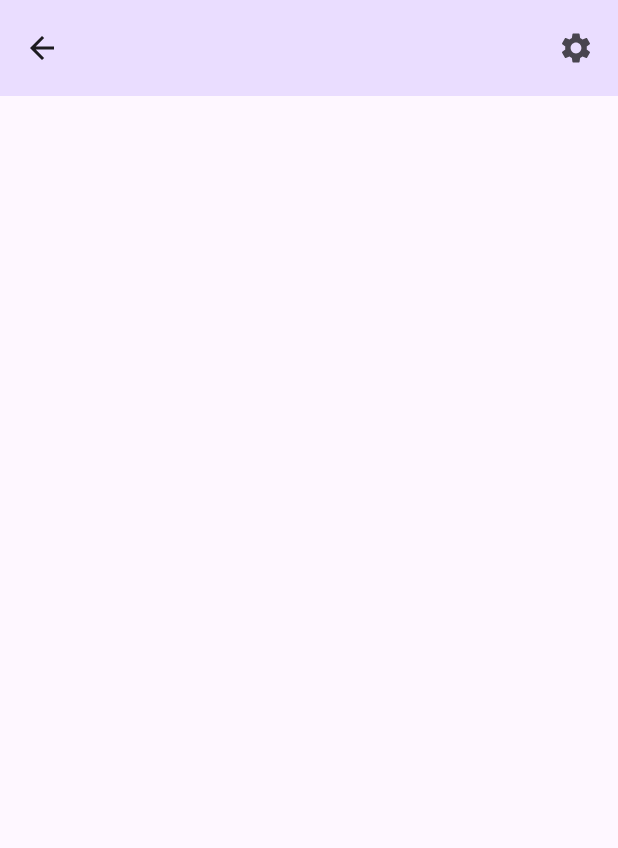
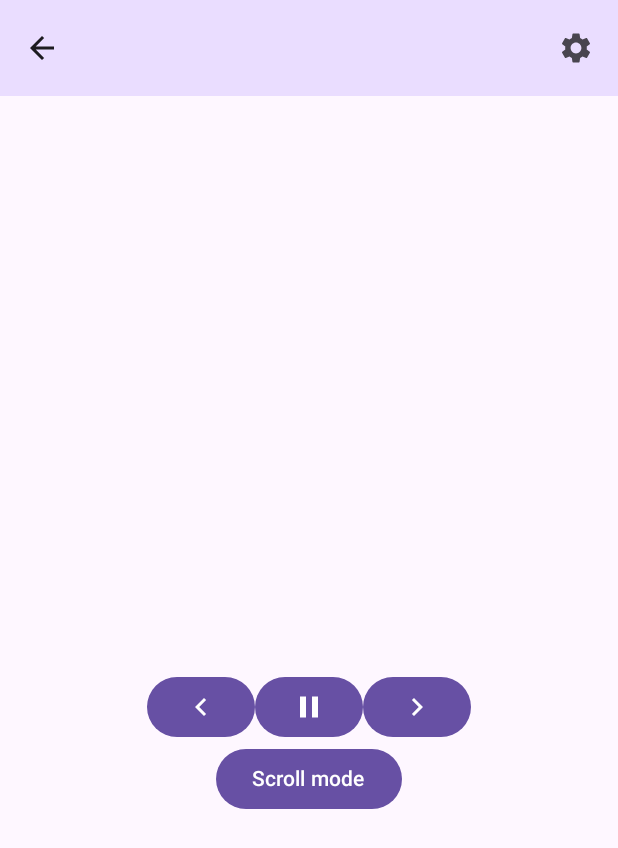
Before and after one commit to alex391/QuickRead, an Android app built with Jetpack Compose: the Read screen opened through its navigation route, on a phone screen of 412 x 824 dp. Shown: the top 848 px of the screen. Run offline under Robolectric (Android 15) with nearby library versions, the phone set to English and light mode, and no system bars.

Commit message:
Allow for scrolling through the text horizontally

```diff
--- a/app/build.gradle.kts
+++ b/app/build.gradle.kts
@@ -43,6 +43,7 @@ android {
 
 dependencies {
     implementation(libs.kotlinx.serialization.json)
+    implementation(libs.androidx.material.icons.extended)
 
     implementation(libs.androidx.core.ktx)
     implementation(libs.androidx.lifecycle.runtime.ktx)
--- a/app/src/main/java/com/alexleute/quickread/MainActivity.kt
+++ b/app/src/main/java/com/alexleute/quickread/MainActivity.kt
@@ -43,6 +43,7 @@ class MainActivity : ComponentActivity() {
             val navController = rememberNavController()
             var optionsStorage: OptionsStorage by remember { mutableStateOf(OptionsStorage()) } // TODO: persistent storage
             var readText by remember { mutableStateOf("") }
+            // TODO: keep track of text position if you're going to the settings and back to the reading (so you don't loose your place)
             NavHost(
                 navController = navController,
                 startDestination = ImportText,
--- a/app/src/main/java/com/alexleute/quickread/ui/ImportText.kt
+++ b/app/src/main/java/com/alexleute/quickread/ui/ImportText.kt
@@ -57,19 +57,10 @@ fun ImportText(
                 text,
                 modifier = Modifier
                     .fillMaxHeight(0.5f)
-                    .fillMaxWidth(1f), // TODO: actually center
+                    .fillMaxWidth(1f),
                 onValueChange = updateText,
                 label = {
                     Text("Paste your text here")
-                }
-            )
-            TextField(
-                "",
-                modifier = Modifier
-                    .fillMaxWidth(1f), // TODO: actually center
-                onValueChange = {/* TODO: Store state for later */ },
-                label = {
-                    Text("Or paste a URL here")
                 }
             )
             Button(
--- a/app/src/main/java/com/alexleute/quickread/ui/Read.kt
+++ b/app/src/main/java/com/alexleute/quickread/ui/Read.kt
@@ -2,13 +2,21 @@ package com.alexleute.quickread.ui
 
 import androidx.compose.foundation.layout.Arrangement
 import androidx.compose.foundation.layout.Column
+import androidx.compose.foundation.layout.Row
 import androidx.compose.foundation.layout.fillMaxHeight
 import androidx.compose.foundation.layout.fillMaxSize
 import androidx.compose.foundation.layout.fillMaxWidth
 import androidx.compose.foundation.layout.padding
+import androidx.compose.foundation.lazy.LazyListState
+import androidx.compose.foundation.lazy.LazyRow
 import androidx.compose.material.icons.Icons
 import androidx.compose.material.icons.automirrored.filled.ArrowBack
+import androidx.compose.material.icons.filled.ChevronLeft
+import androidx.compose.material.icons.filled.ChevronRight
+import androidx.compose.material.icons.filled.Pause
+import androidx.compose.material.icons.filled.PlayArrow
 import androidx.compose.material.icons.filled.Settings
+import androidx.compose.material3.Button
 import androidx.compose.material3.CenterAlignedTopAppBar
 import androidx.compose.material3.ExperimentalMaterial3Api
 import androidx.compose.material3.Icon
@@ -21,13 +29,18 @@ import androidx.compose.runtime.Composable
 import androidx.compose.runtime.LaunchedEffect
 import androidx.compose.runtime.getValue
 import androidx.compose.runtime.mutableIntStateOf
+import androidx.compose.runtime.mutableStateOf
 import androidx.compose.runtime.remember
+import androidx.compose.runtime.rememberCoroutineScope
 import androidx.compose.runtime.setValue
 import androidx.compose.ui.Alignment
 import androidx.compose.ui.Modifier
 import androidx.compose.ui.unit.dp
 import com.alexleute.quickread.OptionsStorage
+import kotlinx.coroutines.launch
 import kotlinx.coroutines.time.delay
+import kotlin.math.max
+import kotlin.math.min
 import kotlin.time.Duration
 import kotlin.time.toJavaDuration
 
@@ -82,11 +95,17 @@ fun Read(text: String, back: () -> Unit, options: () -> Unit, optionsStorage: Op
                     "1"
                 ) // TODO this could be inserted also on resume (or done some other way, this is a bit temporary)
             split.addAll(filteredText.split(" "))
-            // TODO: what to split on could come from settings
 
             var index: Int by remember { mutableIntStateOf(0) }
-            LaunchedEffect(index) {
+            var pause: Boolean by remember { mutableStateOf(false) }
+            var scroll: Boolean by remember { mutableStateOf(false) }
+            val scrollPosition: LazyListState by remember { mutableStateOf(LazyListState(0)) }
+            val coroutineScope = rememberCoroutineScope()
+            LaunchedEffect(index, pause) {
                 if (index >= split.size - 1) {
+                    return@LaunchedEffect
+                }
+                if (pause) {
                     return@LaunchedEffect
                 }
                 if (optionsStorage.longerWordsMoreTime) {
@@ -99,11 +118,83 @@ fun Read(text: String, back: () -> Unit, options: () -> Unit, optionsStorage: Op
                 }
                 index++
             }
-            Text(
-                split[index],
-                Modifier.padding(16.dp),
-                fontSize = optionsStorage.fontSize
-            ) // TODO: Font size could be from settings
+            if (scroll) {
+                LazyRow(state = scrollPosition) {
+                    items(split.size) { i ->
+                        Text(
+                            split[i],
+                            Modifier.padding(16.dp),
+                            fontSize = optionsStorage.fontSize
+                        ) // TODO: Font size could be from settings
+                    }
+                }
+            } else {
+                Text(
+                    split[index],
+                    Modifier.padding(16.dp),
+                    fontSize = optionsStorage.fontSize
+                ) // TODO: Font size could be from settings
+            }
+            Row(Modifier.fillMaxWidth(), horizontalArrangement = Arrangement.Center) {
+                Button(
+                    onClick = {
+                        index = max(0, index - 1)
+                    },
+                ) {
+                    Icon(
+                        imageVector = Icons.Filled.ChevronLeft,
+                        contentDescription = "Pause",
+                    )
+                }
+                Button(
+                    onClick = {
+                        if (!scroll) {
+                            pause = !pause
+                        }
+                    },
+                ) {
+                    if (pause) {
+                        Icon(
+                            imageVector = Icons.Filled.PlayArrow,
+                            contentDescription = "Play",
+                        )
+                    } else {
+                        Icon(
+                            imageVector = Icons.Filled.Pause,
+                            contentDescription = "Pause",
+                        )
+                    }
+                }
+                Button(
+                    onClick = {
+                        index = min(split.size - 1, index + 1)
+                    },
+                ) {
+                    Icon(
+                        imageVector = Icons.Filled.ChevronRight,
+                        contentDescription = "Pause",
+                    )
+                }
+            }
+            Button(
+                onClick = {
+                    scroll = !scroll
+                    if (scroll) {
+                        pause = true
+                        coroutineScope.launch {
+                            scrollPosition.scrollToItem(index)
+                        }
+                    } else {
+                        index = scrollPosition.firstVisibleItemIndex
+                    }
+                },
+            ) {
+                if (scroll) {
+                    Text("Normal mode")
+                } else {
+                    Text("Scroll mode")
+                }
+            }
 
         }
     }
--- a/gradle/libs.versions.toml
+++ b/gradle/libs.versions.toml
@@ -9,10 +9,12 @@ kotlinxSerializationJson = "1.7.3"
 lifecycleRuntimeKtx = "2.8.7"
 activityCompose = "1.9.3"
 composeBom = "2024.12.01"
+materialIconsExtended = "1.7.6"
 navigationCompose = "2.8.5"
 
 [libraries]
 androidx-core-ktx = { group = "androidx.core", name = "core-ktx", version.ref = "coreKtx" }
+androidx-material-icons-extended = { module = "androidx.compose.material:material-icons-extended", version.ref = "materialIconsExtended" }
 junit = { group = "junit", name = "junit", version.ref = "junit" }
 androidx-junit = { group = "androidx.test.ext", name = "junit", version.ref = "junitVersion" }
 androidx-espresso-core = { group = "androidx.test.espresso", name = "espresso-core", version.ref = "espressoCore" }
```
